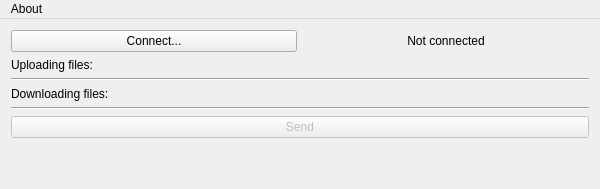
First picture: the form in ui/speedyshare.ui, repository Duttenheim/SpeedyShare, before the edit.
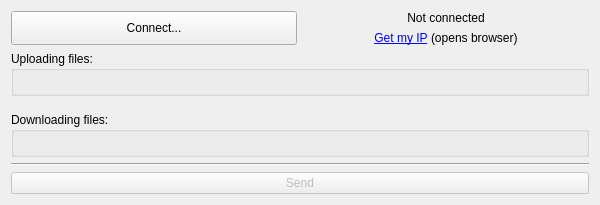
Second picture: the form after the edit.

Commit message: - Added config file for project-wide definitions. - Made the UI much nicer with group-boxes for downloads and uploads, and made the downloads display the path to which the file is stored.

The edit to the form file:
```diff
--- a/ui/speedyshare.ui
+++ b/ui/speedyshare.ui
@@ -10,7 +10,7 @@
     <x>0</x>
     <y>0</y>
     <width>600</width>
-    <height>171</height>
+    <height>196</height>
    </rect>
   </property>
   <property name="sizePolicy">
@@ -33,8 +33,45 @@
     </sizepolicy>
    </property>
    <layout class="QGridLayout" name="gridLayout">
+    <item row="2" column="0" colspan="2">
+     <widget class="QGroupBox" name="groupBox">
+      <property name="title">
+       <string>Uploading files:</string>
+      </property>
+      <layout class="QGridLayout" name="gridLayout_3">
+       <item row="0" column="0">
+        <layout class="QVBoxLayout" name="uploadLayout"/>
+       </item>
+      </layout>
+     </widget>
+    </item>
+    <item row="3" column="0" colspan="2">
+     <spacer name="verticalSpacer_2">
+      <property name="orientation">
+       <enum>Qt::Vertical</enum>
+      </property>
+      <property name="sizeType">
+       <enum>QSizePolicy::Fixed</enum>
+      </property>
+      <property name="sizeHint" stdset="0">
+       <size>
+        <width>20</width>
+        <height>10</height>
+       </size>
+      </property>
+     </spacer>
+    </item>
     <item row="4" column="0" colspan="2">
-     <layout class="QVBoxLayout" name="uploadLayout"/>
+     <widget class="QGroupBox" name="groupBox_2">
+      <property name="title">
+       <string>Downloading files:</string>
+      </property>
+      <layout class="QGridLayout" name="gridLayout_4">
+       <item row="0" column="0">
+        <layout class="QVBoxLayout" name="downloadLayout"/>
+       </item>
+      </layout>
+     </widget>
     </item>
     <item row="0" column="0" colspan="2">
      <layout class="QGridLayout" name="gridLayout_2">
@@ -52,34 +89,54 @@
        </widget>
       </item>
       <item row="0" column="1">
-       <widget class="QLabel" name="statusLabel">
-        <property name="text">
-         <string>Not connected</string>
-        </property>
-        <property name="alignment">
-         <set>Qt::AlignCenter</set>
-        </property>
-       </widget>
+       <layout class="QVBoxLayout" name="verticalLayout">
+        <item>
+         <widget class="QLabel" name="statusLabel">
+          <property name="text">
+           <string>Not connected</string>
+          </property>
+          <property name="alignment">
+           <set>Qt::AlignCenter</set>
+          </property>
+         </widget>
+        </item>
+        <item>
+         <widget class="QLabel" name="label_3">
+          <property name="text">
+           <string>&lt;a href=&quot;http://www.whatismyip.org&quot;&gt; Get my IP&lt;/a&gt; (opens browser)</string>
+          </property>
+          <property name="textFormat">
+           <enum>Qt::RichText</enum>
+          </property>
+          <property name="alignment">
+           <set>Qt::AlignCenter</set>
+          </property>
+          <property name="openExternalLinks">
+           <bool>true</bool>
+          </property>
+         </widget>
+        </item>
+       </layout>
       </item>
      </layout>
     </item>
     <item row="7" column="0" colspan="2">
-     <layout class="QVBoxLayout" name="downloadLayout"/>
-    </item>
-    <item row="9" column="0" colspan="2">
      <spacer name="verticalSpacer">
       <property name="orientation">
        <enum>Qt::Vertical</enum>
       </property>
+      <property name="sizeType">
+       <enum>QSizePolicy::Expanding</enum>
+      </property>
       <property name="sizeHint" stdset="0">
        <size>
         <width>20</width>
-        <height>40</height>
+        <height>0</height>
        </size>
       </property>
      </spacer>
     </item>
-    <item row="8" column="0" colspan="2">
+    <item row="6" column="0" colspan="2">
      <widget class="QPushButton" name="sendButton">
       <property name="enabled">
        <bool>false</bool>
@@ -90,27 +147,6 @@
      </widget>
     </item>
     <item row="5" column="0" colspan="2">
-     <widget class="QLabel" name="label">
-      <property name="text">
-       <string>Downloading files:</string>
-      </property>
-     </widget>
-    </item>
-    <item row="2" column="0" colspan="2">
-     <widget class="QLabel" name="label_2">
-      <property name="text">
-       <string>Uploading files:</string>
-      </property>
-     </widget>
-    </item>
-    <item row="3" column="0" colspan="2">
-     <widget class="Line" name="line_2">
-      <property name="orientation">
-       <enum>Qt::Horizontal</enum>
-      </property>
-     </widget>
-    </item>
-    <item row="6" column="0" colspan="2">
      <widget class="Line" name="line">
       <property name="orientation">
        <enum>Qt::Horizontal</enum>
@@ -119,22 +155,11 @@
     </item>
    </layout>
   </widget>
-  <widget class="QMenuBar" name="menuBar">
-   <property name="geometry">
-    <rect>
-     <x>0</x>
-     <y>0</y>
-     <width>600</width>
-     <height>21</height>
-    </rect>
+  <action name="actionGet_my_IP_opens_browser">
+   <property name="text">
+    <string>Get my IP (opens browser)</string>
    </property>
-   <widget class="QMenu" name="menuAbout">
-    <property name="title">
-     <string>About</string>
-    </property>
-   </widget>
-   <addaction name="menuAbout"/>
-  </widget>
+  </action>
  </widget>
  <layoutdefault spacing="6" margin="11"/>
  <resources/>
```
The commit also changes 4 other files.
